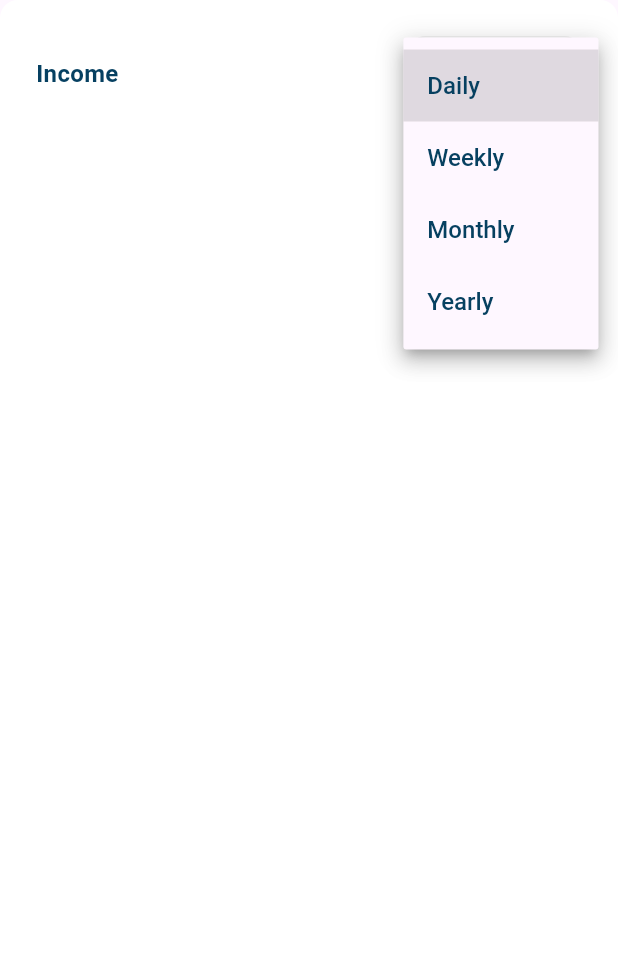
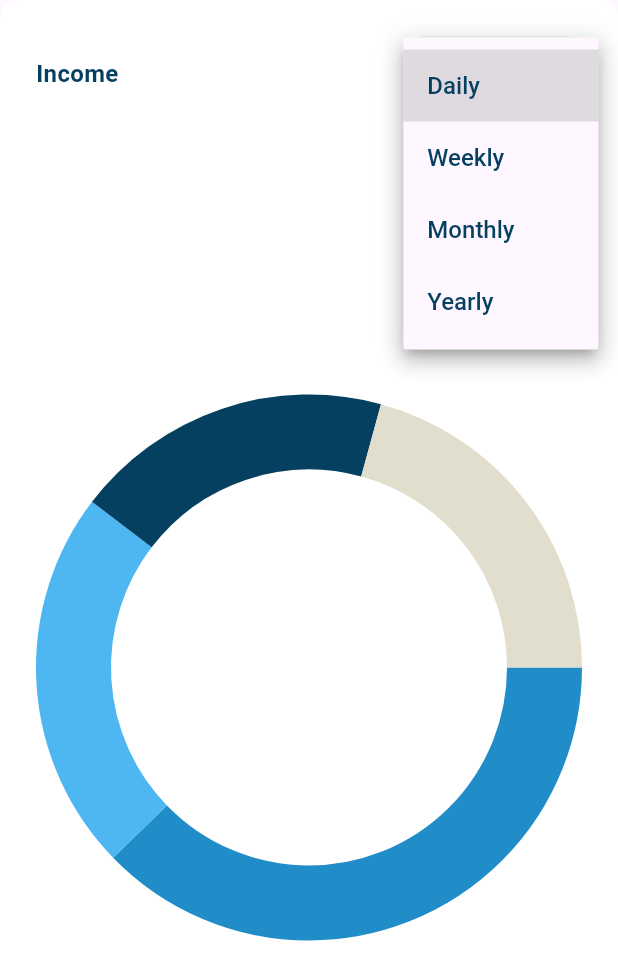
Before and after one commit to MohammedGhazaly/admin_dashboard, a Flutter app: the IncomeSection widget shown alone on an empty page, opened directly, after a tap on "Daily", on a phone screen of 412 x 824 dp. Shown: the top 980 px of the screen. Run offline on Flutter 3.47's test engine with Material 3 defaults, Android fonts, the phone set to English and light mode, and no system bars; drawn by our look-alikes of fl_chart; our stand-ins replace expandable_page_view, flutter_svg.

Commit message:
Created income section chart

```diff
--- /dev/null
+++ b/lib/widgets/components/income_section.dart
@@ -0,0 +1,91 @@
+import 'package:admin_dashboard/utils/app_styles.dart';
+import 'package:admin_dashboard/widgets/components/expanses_drop_down.dart';
+import 'package:fl_chart/fl_chart.dart';
+import 'package:flutter/material.dart';
+
+class IncomeSection extends StatefulWidget {
+  const IncomeSection({super.key});
+
+  @override
+  State<IncomeSection> createState() => _IncomeSectionState();
+}
+
+class _IncomeSectionState extends State<IncomeSection> {
+  int activeIndex = -1;
+  @override
+  Widget build(BuildContext context) {
+    return Container(
+      padding: EdgeInsets.all(24),
+      decoration: BoxDecoration(
+          color: Colors.white, borderRadius: BorderRadius.circular(12)),
+      child: Column(
+        children: [
+          Row(
+            mainAxisAlignment: MainAxisAlignment.spaceBetween,
+            children: [
+              Text(
+                "Income",
+                style: AppStyles.textStyleSemiBold16.copyWith(
+                  color: const Color(0xff064061),
+                ),
+              ),
+              ExpansesDropwDown()
+            ],
+          ),
+          const SizedBox(
+            height: 16,
+          ),
+          Expanded(
+            child: Row(
+              children: [
+                Expanded(
+                  child: PieChart(
+                    getChartData(),
+                  ),
+                ),
+              ],
+            ),
+          )
+        ],
+      ),
+    );
+  }
+
+  PieChartData getChartData() {
+    return PieChartData(
+        pieTouchData: PieTouchData(
+            enabled: true,
+            touchCallback: (p0, pieTouchResponse) {
+              activeIndex =
+                  pieTouchResponse?.touchedSection?.touchedSectionIndex ?? -1;
+              setState(() {});
+            }),
+        sectionsSpace: 0,
+        sections: [
+          PieChartSectionData(
+            showTitle: false,
+            radius: activeIndex == 0 ? 60 : 50,
+            value: 40,
+            color: const Color(0xff208CC8),
+          ),
+          PieChartSectionData(
+            showTitle: false,
+            radius: activeIndex == 1 ? 60 : 50,
+            value: 24,
+            color: const Color(0xff4EB7F2),
+          ),
+          PieChartSectionData(
+            showTitle: false,
+            radius: activeIndex == 2 ? 60 : 50,
+            value: 20,
+            color: const Color(0xff064061),
+          ),
+          PieChartSectionData(
+            showTitle: false,
+            radius: activeIndex == 3 ? 60 : 50,
+            value: 22,
+            color: const Color(0xffE2DECD),
+          ),
+        ]);
+  }
+}
--- a/lib/widgets/layout/desktop_layout.dart
+++ b/lib/widgets/layout/desktop_layout.dart
@@ -2,8 +2,10 @@ import 'package:admin_dashboard/utils/app_styles.dart';
 import 'package:admin_dashboard/widgets/components/all_expenses_and_quick_invoice_section.dart';
 import 'package:admin_dashboard/widgets/components/custom_drawer.dart';
 import 'package:admin_dashboard/widgets/components/expanses_drop_down.dart';
+import 'package:admin_dashboard/widgets/components/income_section.dart';
 import 'package:admin_dashboard/widgets/components/my_card_and_transaction_history.dart';
 import 'package:flutter/material.dart';
+import 'package:fl_chart/fl_chart.dart';
 
 class DesktopLayout extends StatelessWidget {
   const DesktopLayout({super.key});
@@ -30,45 +32,10 @@ class DesktopLayout extends StatelessWidget {
         ),
         Expanded(
           flex: 2,
-          child: SingleChildScrollView(
-            child: Column(
-              children: [
-                MyCardAndTransactionHistory(),
-                IncomeSection(),
-              ],
-            ),
-          ),
+          child: IncomeSection(),
         )
       ],
     );
   }
 }
-
-class IncomeSection extends StatelessWidget {
-  const IncomeSection({super.key});
-
-  @override
-  Widget build(BuildContext context) {
-    return Container(
-      padding: EdgeInsets.all(24),
-      decoration: BoxDecoration(
-          color: Colors.white, borderRadius: BorderRadius.circular(12)),
-      child: Column(
-        children: [
-          Row(
-            mainAxisAlignment: MainAxisAlignment.spaceBetween,
-            children: [
-              Text(
-                "Income",
-                style: AppStyles.textStyleSemiBold16.copyWith(
-                  color: const Color(0xff064061),
-                ),
-              ),
-              ExpansesDropwDown()
-            ],
-          )
-        ],
-      ),
-    );
-  }
-}
+// MyCardAndTransactionHistory(),
--- a/pubspec.yaml
+++ b/pubspec.yaml
@@ -31,6 +31,7 @@ dependencies:
   cupertino_icons: ^1.0.2
   dropdown_button2: ^2.3.9
   expandable_page_view: ^1.0.17
+  fl_chart: ^0.66.1
   flutter:
     sdk: flutter
   flutter_svg: ^2.0.9
```
Also changed, not shown: pubspec.lock.
